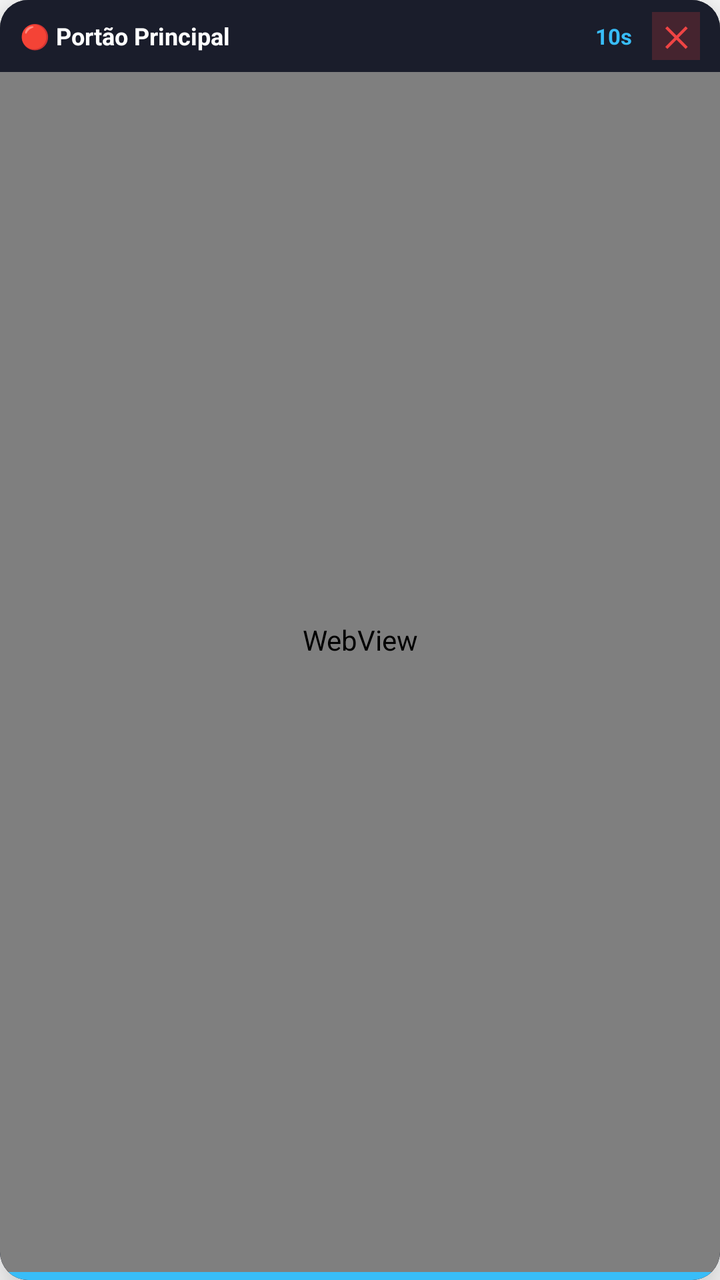
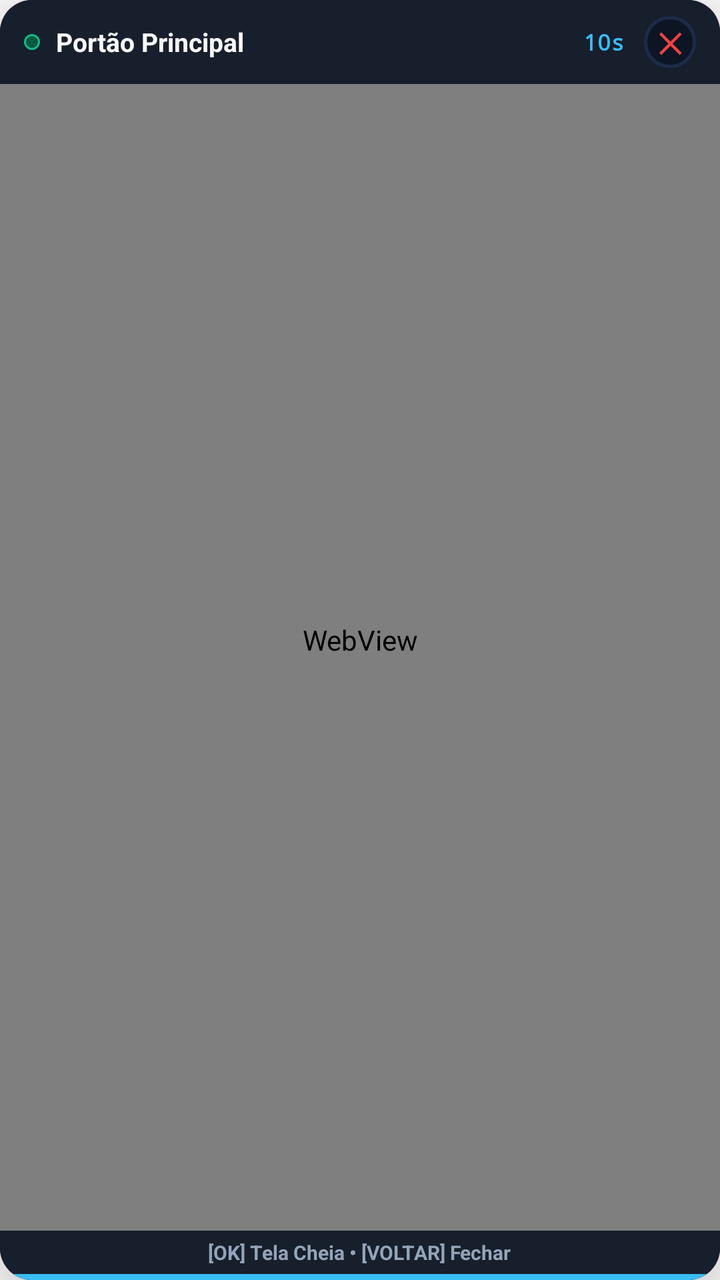

Before-and-after screenshots of an Android layout around one commit, followed by the original layout XML and the change that was made.
<!-- AndroidManifest.xml: activity theme Theme.ServONVIF.FloatingPiP -->
<!-- res/layout/activity_pip_alert.xml -->
<?xml version="1.0" encoding="utf-8"?>
<androidx.cardview.widget.CardView xmlns:android="http://schemas.android.com/apk/res/android"
    xmlns:app="http://schemas.android.com/apk/res-auto"
    android:id="@+id/pipCardContainer"
    android:layout_width="match_parent"
    android:layout_height="match_parent"
    app:cardCornerRadius="14dp"
    app:cardElevation="16dp"
    app:cardBackgroundColor="#0F172A"
    app:cardMaxElevation="20dp"
    android:clickable="true"
    android:focusable="true">

    <RelativeLayout
        android:layout_width="match_parent"
        android:layout_height="match_parent"
        android:background="#0F172A">

        
        <WebView
            android:id="@+id/pipWebView"
            android:layout_width="match_parent"
            android:layout_height="match_parent"
            android:background="#000000" />

        
        <LinearLayout
            android:id="@+id/pipHeaderBanner"
            android:layout_width="match_parent"
            android:layout_height="wrap_content"
            android:layout_alignParentTop="true"
            android:orientation="horizontal"
            android:gravity="center_vertical"
            android:background="#CC020617"
            android:paddingHorizontal="10dp"
            android:paddingVertical="6dp">

            <TextView
                android:id="@+id/tvCameraTitle"
                android:layout_width="0dp"
                android:layout_height="wrap_content"
                android:layout_weight="1"
                android:text="🔴 Portão Principal"
                android:textColor="#FFFFFF"
                android:textSize="12sp"
                android:textStyle="bold"
                android:singleLine="true"
                android:ellipsize="end" />

            <TextView
                android:id="@+id/tvCountdown"
                android:layout_width="wrap_content"
                android:layout_height="wrap_content"
                android:text="10s"
                android:textColor="#38BDF8"
                android:textSize="11sp"
                android:textStyle="bold"
                android:layout_marginStart="8dp" />

            <TextView
                android:id="@+id/btnPipClose"
                android:layout_width="24dp"
                android:layout_height="24dp"
                android:text="✕"
                android:gravity="center"
                android:textColor="#EF4444"
                android:textSize="14sp"
                android:textStyle="bold"
                android:layout_marginStart="10dp"
                android:background="#33EF4444"
                android:clickable="true"
                android:focusable="true" />
        </LinearLayout>

        
        <LinearLayout
            android:layout_width="match_parent"
            android:layout_height="wrap_content"
            android:layout_alignParentBottom="true"
            android:orientation="vertical">

            <ProgressBar
                android:id="@+id/pipProgressBar"
                style="?android:attr/progressBarStyleHorizontal"
                android:layout_width="match_parent"
                android:layout_height="4dp"
                android:progressTint="#38BDF8"
                android:progressBackgroundTint="#334155"
                android:max="100"
                android:progress="100" />
        </LinearLayout>
    </RelativeLayout>
</androidx.cardview.widget.CardView>
<!-- resources referenced by this layout -->
<resources>
  <style name="Theme.ServONVIF.FloatingPiP" parent="Theme.MaterialComponents.DayNight.NoActionBar">
          <item name="android:windowBackground">@android:color/transparent</item>
          <item name="android:windowIsTranslucent">true</item>
          <item name="android:windowNoTitle">true</item>
          <item name="android:windowIsFloating">true</item>
          <item name="android:backgroundDimEnabled">false</item>
          <item name="android:windowElevation">16dp</item>
      </style>
</resources>

<!-- the commit's change to res/layout/activity_pip_alert.xml (unified diff, before → after) -->
@@ -4,17 +4,17 @@
     android:id="@+id/pipCardContainer"
     android:layout_width="match_parent"
     android:layout_height="match_parent"
-    app:cardCornerRadius="14dp"
-    app:cardElevation="16dp"
-    app:cardBackgroundColor="#0F172A"
-    app:cardMaxElevation="20dp"
+    app:cardCornerRadius="16dp"
+    app:cardElevation="24dp"
+    app:cardBackgroundColor="@color/dark_bg"
+    app:cardMaxElevation="28dp"
     android:clickable="true"
     android:focusable="true">
 
     <RelativeLayout
         android:layout_width="match_parent"
         android:layout_height="match_parent"
-        android:background="#0F172A">
+        android:background="@color/dark_bg">
 
         
         <WebView
@@ -31,18 +31,24 @@
             android:layout_alignParentTop="true"
             android:orientation="horizontal"
             android:gravity="center_vertical"
-            android:background="#CC020617"
-            android:paddingHorizontal="10dp"
-            android:paddingVertical="6dp">
+            android:background="@color/glass_header"
+            android:paddingHorizontal="12dp"
+            android:paddingVertical="8dp">
+
+            <View
+                android:layout_width="8dp"
+                android:layout_height="8dp"
+                android:background="@drawable/bg_live_badge"
+                android:layout_marginEnd="8dp" />
 
             <TextView
                 android:id="@+id/tvCameraTitle"
                 android:layout_width="0dp"
                 android:layout_height="wrap_content"
                 android:layout_weight="1"
-                android:text="🔴 Portão Principal"
-                android:textColor="#FFFFFF"
-                android:textSize="12sp"
+                android:text="Portão Principal"
+                android:textColor="@color/text_primary"
+                android:textSize="13sp"
                 android:textStyle="bold"
                 android:singleLine="true"
                 android:ellipsize="end" />
@@ -52,22 +58,23 @@
                 android:layout_width="wrap_content"
                 android:layout_height="wrap_content"
                 android:text="10s"
-                android:textColor="#38BDF8"
+                android:textColor="@color/blue_accent"
                 android:textSize="11sp"
                 android:textStyle="bold"
+                android:fontFamily="monospace"
                 android:layout_marginStart="8dp" />
 
             <TextView
                 android:id="@+id/btnPipClose"
-                android:layout_width="24dp"
-                android:layout_height="24dp"
+                android:layout_width="26dp"
+                android:layout_height="26dp"
                 android:text="✕"
                 android:gravity="center"
-                android:textColor="#EF4444"
+                android:textColor="@color/red_alert"
                 android:textSize="14sp"
                 android:textStyle="bold"
                 android:layout_marginStart="10dp"
-                android:background="#33EF4444"
+                android:background="@drawable/btn_tv_action_dark_selector"
                 android:clickable="true"
                 android:focusable="true" />
         </LinearLayout>
@@ -79,13 +86,30 @@
             android:layout_alignParentBottom="true"
             android:orientation="vertical">
 
+            <LinearLayout
+                android:layout_width="match_parent"
+                android:layout_height="wrap_content"
+                android:orientation="horizontal"
+                android:gravity="center"
+                android:background="@color/glass_header"
+                android:paddingVertical="4dp">
+
+                <TextView
+                    android:layout_width="wrap_content"
+                    android:layout_height="wrap_content"
+                    android:text="[OK] Tela Cheia • [VOLTAR] Fechar"
+                    android:textColor="@color/text_secondary"
+                    android:textSize="10sp"
+                    android:textStyle="bold" />
+            </LinearLayout>
+
             <ProgressBar
                 android:id="@+id/pipProgressBar"
                 style="?android:attr/progressBarStyleHorizontal"
                 android:layout_width="match_parent"
-                android:layout_height="4dp"
-                android:progressTint="#38BDF8"
-                android:progressBackgroundTint="#334155"
+                android:layout_height="3dp"
+                android:progressTint="@color/blue_accent"
+                android:progressBackgroundTint="@color/card_border"
                 android:max="100"
                 android:progress="100" />
         </LinearLayout>
<!-- resource entries referenced after the edit -->
@@ -1,5 +1,44 @@
 <!-- resources referenced by this layout -->
 <resources>
+  <color name="blue_accent">#FF38BDF8</color>
+  <color name="card_border">#FF1C2B48</color>
+  <color name="dark_bg">#FF070B14</color>
+  <color name="glass_header">#E60D1424</color>
+  <color name="red_alert">#FFEF4444</color>
+  <color name="text_primary">#FFF8FAFC</color>
+  <color name="text_secondary">#FF94A3B8</color>
+  <!-- drawable bg_live_badge (drawable) -->
+  <?xml version="1.0" encoding="utf-8"?>
+  <shape xmlns:android="http://schemas.android.com/apk/res/android"
+      android:shape="rectangle">
+      <solid android:color="#E6065F46" />
+      <stroke android:width="1dp" android:color="#10B981" />
+      <corners android:radius="6dp" />
+  </shape>
+  <!-- drawable btn_tv_action_dark_selector (drawable) -->
+  <?xml version="1.0" encoding="utf-8"?>
+  <selector xmlns:android="http://schemas.android.com/apk/res/android">
+      <item android:state_focused="true">
+          <shape android:shape="rectangle">
+              <solid android:color="#182542" />
+              <stroke android:width="3dp" android:color="#38BDF8" />
+              <corners android:radius="12dp" />
+          </shape>
+      </item>
+      <item android:state_pressed="true">
+          <shape android:shape="rectangle">
+              <solid android:color="#131D33" />
+              <corners android:radius="12dp" />
+          </shape>
+      </item>
+      <item>
+          <shape android:shape="rectangle">
+              <solid android:color="#0D1424" />
+              <stroke android:width="1.5dp" android:color="#1C2B48" />
+              <corners android:radius="12dp" />
+          </shape>
+      </item>
+  </selector>
   <style name="Theme.ServONVIF.FloatingPiP" parent="Theme.MaterialComponents.DayNight.NoActionBar">
           <item name="android:windowBackground">@android:color/transparent</item>
           <item name="android:windowIsTranslucent">true</item>
